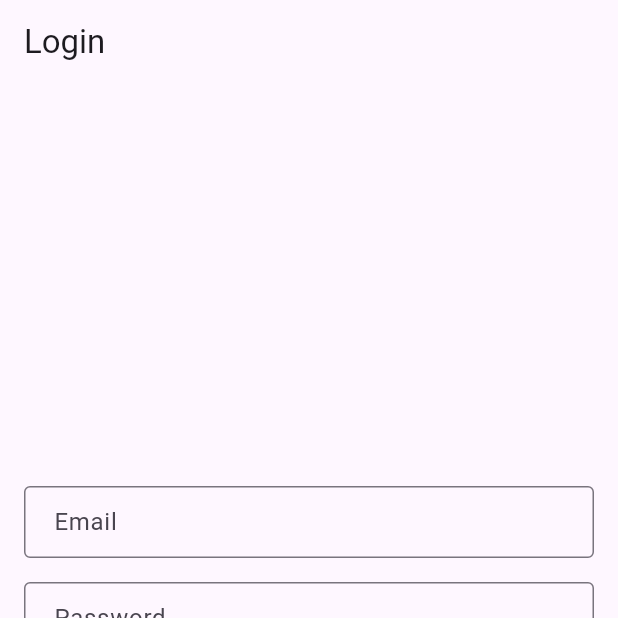
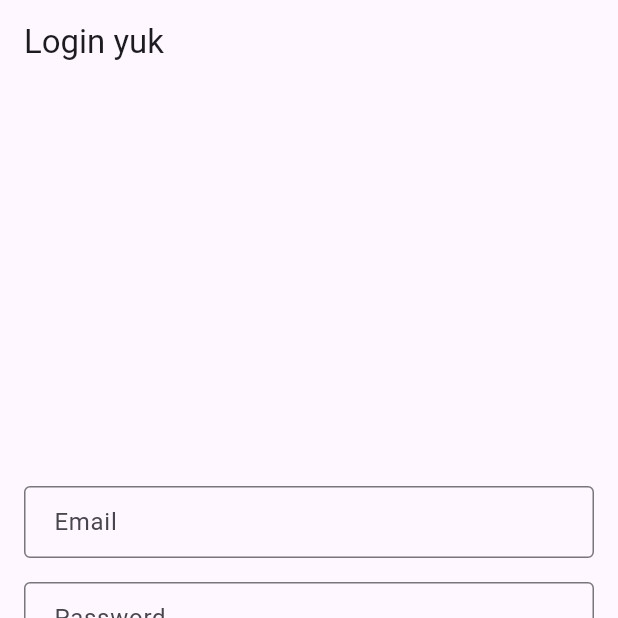
Before and after one commit to sujumi/responsi-vania, a Flutter app: the screen it shows after launch, on a phone screen of 412 x 824 dp, the top half of it. Run offline on Flutter 3.47's test engine with Material 3 defaults, Android fonts, the phone set to English and light mode, and no system bars; our stand-ins replace flutter_secure_storage, shared_preferences.

Commit message:
login yukk

```diff
--- a/iyann_app/lib/screens/auth/login_screen.dart
+++ b/iyann_app/lib/screens/auth/login_screen.dart
@@ -41,7 +41,7 @@ class _LoginScreenState extends State<LoginScreen> {
   @override
   Widget build(BuildContext context) {
     return Scaffold(
-      appBar: AppBar(title: Text('Login')),
+      appBar: AppBar(title: Text('Login yuk')),
       body: Padding(
         padding: EdgeInsets.all(16),
         child: Form(
```
